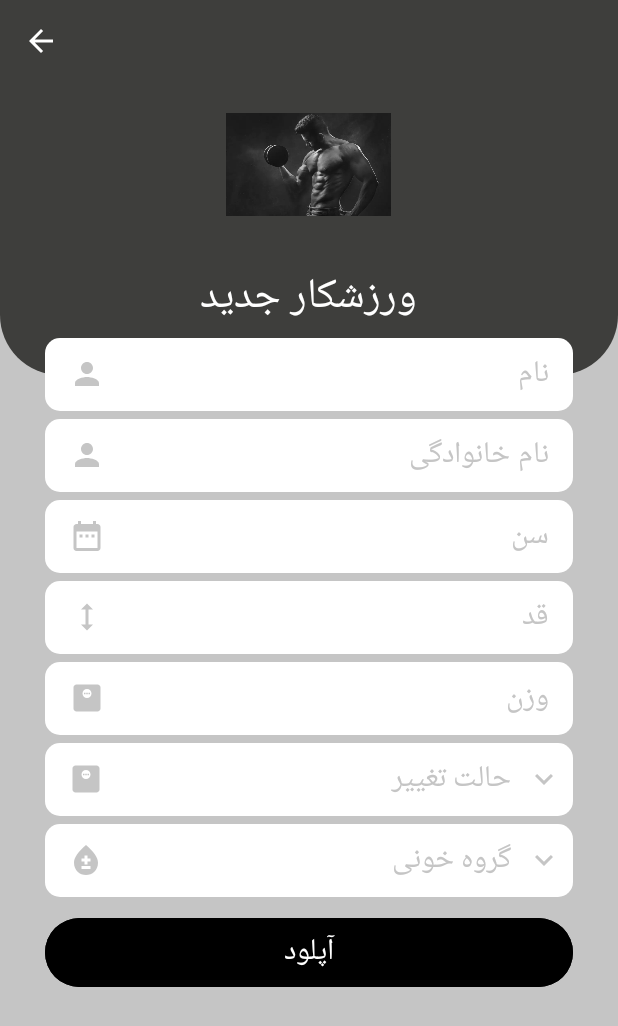
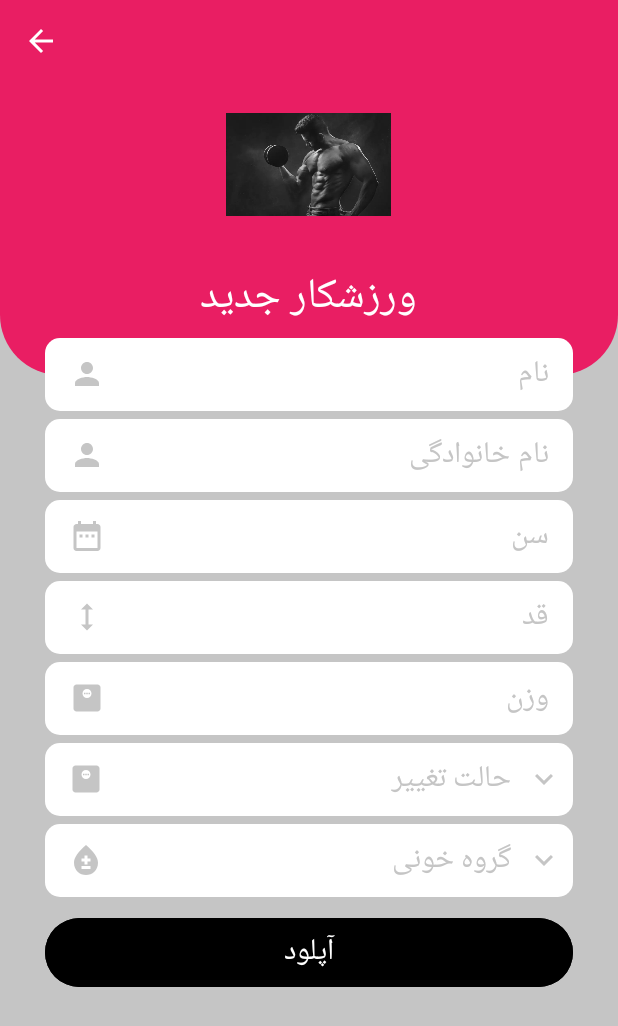
Before and after one commit to reyhaneh8328/BodybuildingProgram, an Android app: the AddUserActivity screen opened directly, with no data from a screen before it, on a phone screen of 412 x 824 dp. Shown: the top 1026 px of the screen. Run offline under Robolectric (Android 15) with nearby library versions, the phone set to English and light mode, and no system bars; our stand-ins replace Room's generated code; libraries missing offline, so code that uses them is left out: org.bouncycastle.util.

Commit message:
change color to pink

```diff
--- a/app/src/main/res/drawable/shape_toolbar01.xml
+++ b/app/src/main/res/drawable/shape_toolbar01.xml
@@ -1,8 +1,9 @@
 <?xml version="1.0" encoding="utf-8"?>
 <shape xmlns:android="http://schemas.android.com/apk/res/android"
     android:shape="rectangle">
-    <solid android:color="#3E3E3C"/>
+    <solid android:color="@color/pink02"/>
     <corners android:bottomLeftRadius="40dp"
         android:bottomRightRadius="40dp"/>
-
 </shape>
+<!--<solid android:color="#3E3E3C"/>-->
+<!--مثلا رنگ اینو تغییر میدم-->
```
